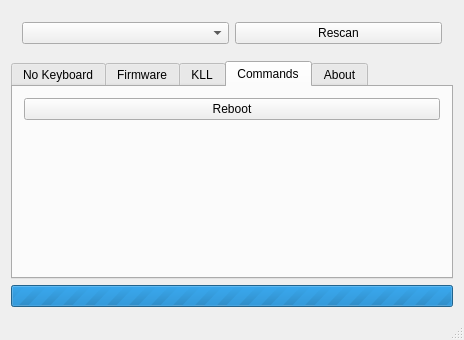
This is mainwindow.ui in pok3r-custom/Pok3rConf as Qt 5 draws it before an edit. The edited form follows.
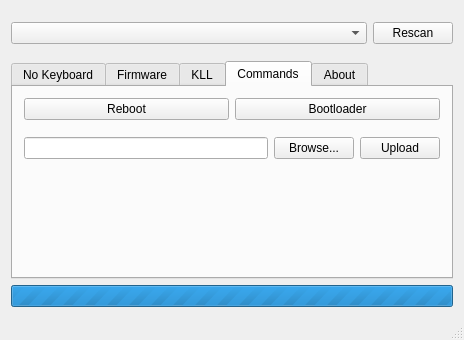
This is the edited form. The open tabs and pages were chosen to show the change.

Commit message: Connect reboot and bootloader command buttons

Diff of the .ui file:
```diff
--- a/mainwindow.ui
+++ b/mainwindow.ui
@@ -18,8 +18,20 @@
     <item>
      <widget class="QWidget" name="selectionWidget" native="true">
       <layout class="QHBoxLayout" name="horizontalLayout">
+       <property name="leftMargin">
+        <number>0</number>
+       </property>
+       <property name="rightMargin">
+        <number>0</number>
+       </property>
        <item>
         <widget class="QComboBox" name="keyboardSelect">
+         <property name="sizePolicy">
+          <sizepolicy hsizetype="Expanding" vsizetype="Fixed">
+           <horstretch>0</horstretch>
+           <verstretch>0</verstretch>
+          </sizepolicy>
+         </property>
          <property name="currentText">
           <string/>
          </property>
@@ -202,15 +214,57 @@
        <attribute name="title">
         <string>Commands</string>
        </attribute>
-       <layout class="QVBoxLayout" name="verticalLayout_4">
-        <item>
-         <widget class="QPushButton" name="reboot">
+       <layout class="QGridLayout" name="gridLayout">
+        <item row="2" column="0" colspan="2">
+         <widget class="QWidget" name="widget" native="true">
+          <layout class="QHBoxLayout" name="horizontalLayout_3">
+           <property name="leftMargin">
+            <number>0</number>
+           </property>
+           <property name="rightMargin">
+            <number>0</number>
+           </property>
+           <item>
+            <widget class="QLineEdit" name="fileEdit"/>
+           </item>
+           <item>
+            <widget class="QPushButton" name="browseButton">
+             <property name="sizePolicy">
+              <sizepolicy hsizetype="Minimum" vsizetype="Fixed">
+               <horstretch>0</horstretch>
+               <verstretch>0</verstretch>
+              </sizepolicy>
+             </property>
+             <property name="text">
+              <string>Browse...</string>
+             </property>
+            </widget>
+           </item>
+           <item>
+            <widget class="QPushButton" name="uploadButton">
+             <property name="text">
+              <string>Upload</string>
+             </property>
+            </widget>
+           </item>
+          </layout>
+         </widget>
+        </item>
+        <item row="1" column="0">
+         <widget class="QPushButton" name="rebootButton">
           <property name="text">
            <string>Reboot</string>
           </property>
          </widget>
         </item>
-        <item>
+        <item row="1" column="1">
+         <widget class="QPushButton" name="bootButton">
+          <property name="text">
+           <string>Bootloader</string>
+          </property>
+         </widget>
+        </item>
+        <item row="3" column="0" colspan="2">
          <spacer name="verticalSpacer_2">
           <property name="orientation">
            <enum>Qt::Vertical</enum>
```
Left out of the diff: 4 changed lines with no effect on the pictures. The commit also changes 5 other files.
